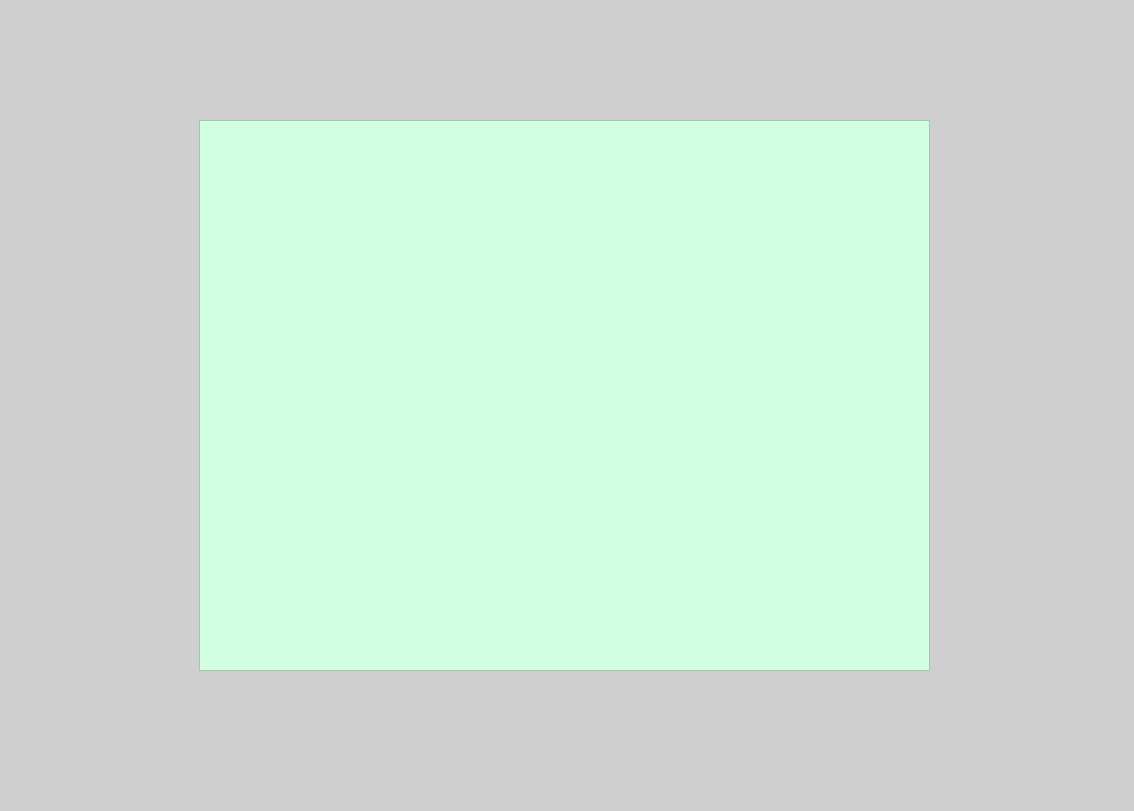
The window that spotify/editsongwindow.ui (MobinaB21/Music-Player) describes before a commit, drawn with Qt 5.
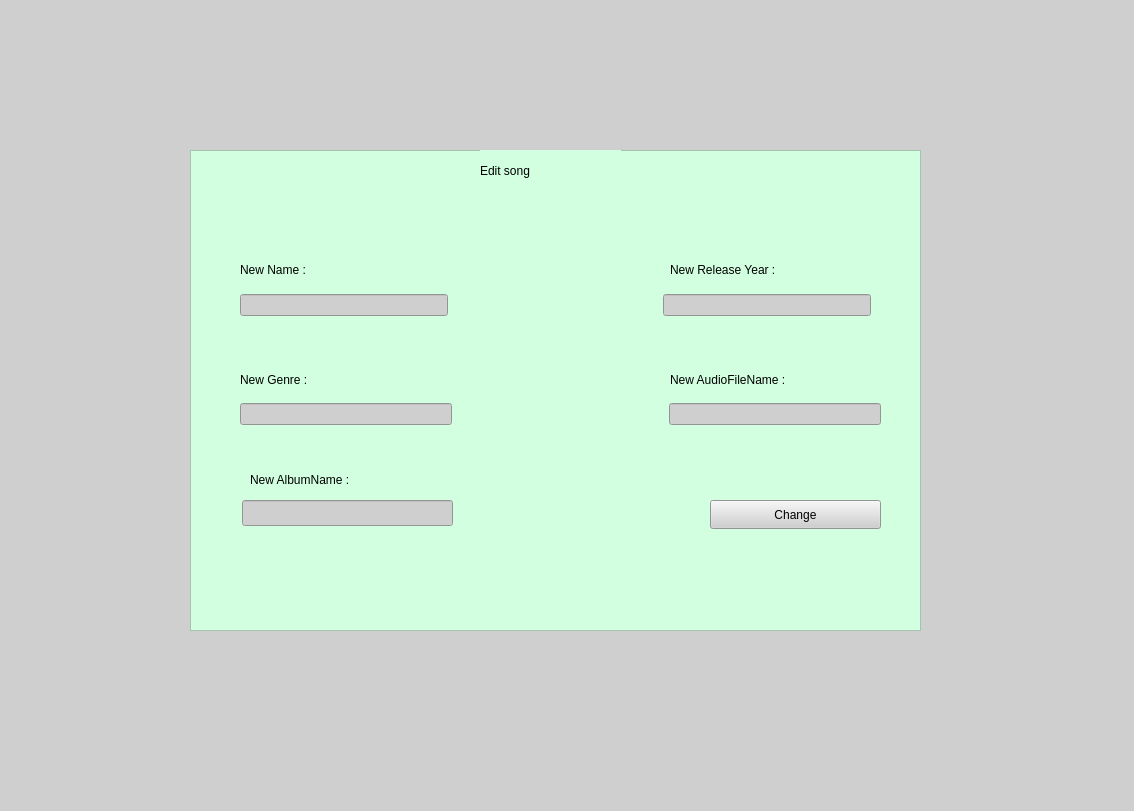
The same window after the commit.

What changed in the file:
```diff
--- a/spotify/editsongwindow.ui
+++ b/spotify/editsongwindow.ui
@@ -19,10 +19,10 @@
   <widget class="QFrame" name="frame">
    <property name="geometry">
     <rect>
-     <x>199</x>
-     <y>120</y>
+     <x>190</x>
+     <y>150</y>
      <width>731</width>
-     <height>551</height>
+     <height>481</height>
     </rect>
    </property>
    <property name="styleSheet">
@@ -34,6 +34,210 @@
    <property name="frameShadow">
     <enum>QFrame::Shadow::Raised</enum>
    </property>
+   <widget class="QLabel" name="label">
+    <property name="geometry">
+     <rect>
+      <x>290</x>
+      <y>0</y>
+      <width>141</width>
+      <height>41</height>
+     </rect>
+    </property>
+    <property name="styleSheet">
+     <string notr="true">font: 700 italic 18pt &quot;Segoe UI&quot;;</string>
+    </property>
+    <property name="text">
+     <string>Edit song </string>
+    </property>
+   </widget>
+   <widget class="QWidget" name="horizontalLayoutWidget">
+    <property name="geometry">
+     <rect>
+      <x>50</x>
+      <y>140</y>
+      <width>631</width>
+      <height>31</height>
+     </rect>
+    </property>
+    <layout class="QHBoxLayout" name="horizontalLayout">
+     <item>
+      <widget class="QLineEdit" name="lineEditName">
+       <property name="styleSheet">
+        <string notr="true">background-color: rgb(207, 207, 207);</string>
+       </property>
+      </widget>
+     </item>
+     <item>
+      <spacer name="horizontalSpacer">
+       <property name="orientation">
+        <enum>Qt::Orientation::Horizontal</enum>
+       </property>
+       <property name="sizeHint" stdset="0">
+        <size>
+         <width>40</width>
+         <height>20</height>
+        </size>
+       </property>
+      </spacer>
+     </item>
+     <item>
+      <widget class="QLineEdit" name="lineEditYear">
+       <property name="styleSheet">
+        <string notr="true">background-color: rgb(207, 207, 207);</string>
+       </property>
+      </widget>
+     </item>
+    </layout>
+   </widget>
+   <widget class="QLabel" name="label_2">
+    <property name="geometry">
+     <rect>
+      <x>50</x>
+      <y>110</y>
+      <width>91</width>
+      <height>20</height>
+     </rect>
+    </property>
+    <property name="styleSheet">
+     <string notr="true">font: 700 italic 9pt &quot;Segoe UI&quot;;</string>
+    </property>
+    <property name="text">
+     <string>New Name :</string>
+    </property>
+   </widget>
+   <widget class="QLabel" name="label_3">
+    <property name="geometry">
+     <rect>
+      <x>480</x>
+      <y>110</y>
+      <width>131</width>
+      <height>20</height>
+     </rect>
+    </property>
+    <property name="styleSheet">
+     <string notr="true">font: 700 italic 9pt &quot;Segoe UI&quot;;</string>
+    </property>
+    <property name="text">
+     <string>New Release Year :</string>
+    </property>
+   </widget>
+   <widget class="QWidget" name="horizontalLayoutWidget_2">
+    <property name="geometry">
+     <rect>
+      <x>50</x>
+      <y>249</y>
+      <width>641</width>
+      <height>31</height>
+     </rect>
+    </property>
+    <layout class="QHBoxLayout" name="horizontalLayout_2">
+     <item>
+      <widget class="QLineEdit" name="lineEditGenre">
+       <property name="styleSheet">
+        <string notr="true">background-color: rgb(207, 207, 207);</string>
+       </property>
+      </widget>
+     </item>
+     <item>
+      <spacer name="horizontalSpacer_2">
+       <property name="orientation">
+        <enum>Qt::Orientation::Horizontal</enum>
+       </property>
+       <property name="sizeHint" stdset="0">
+        <size>
+         <width>40</width>
+         <height>20</height>
+        </size>
+       </property>
+      </spacer>
+     </item>
+     <item>
+      <widget class="QLineEdit" name="lineEditAudio">
+       <property name="styleSheet">
+        <string notr="true">background-color: rgb(207, 207, 207);</string>
+       </property>
+      </widget>
+     </item>
+    </layout>
+   </widget>
+   <widget class="QLabel" name="label_4">
+    <property name="geometry">
+     <rect>
+      <x>50</x>
+      <y>220</y>
+      <width>91</width>
+      <height>20</height>
+     </rect>
+    </property>
+    <property name="styleSheet">
+     <string notr="true">font: 700 italic 9pt &quot;Segoe UI&quot;;</string>
+    </property>
+    <property name="text">
+     <string>New Genre :</string>
+    </property>
+   </widget>
+   <widget class="QLabel" name="label_5">
+    <property name="geometry">
+     <rect>
+      <x>480</x>
+      <y>220</y>
+      <width>171</width>
+      <height>20</height>
+     </rect>
+    </property>
+    <property name="styleSheet">
+     <string notr="true">font: 700 italic 9pt &quot;Segoe UI&quot;;</string>
+    </property>
+    <property name="text">
+     <string>New AudioFileName :</string>
+    </property>
+   </widget>
+   <widget class="QLineEdit" name="lineEditAlbumName">
+    <property name="geometry">
+     <rect>
+      <x>52</x>
+      <y>350</y>
+      <width>211</width>
+      <height>26</height>
+     </rect>
+    </property>
+    <property name="styleSheet">
+     <string notr="true">background-color: rgb(207, 207, 207);</string>
+    </property>
+   </widget>
+   <widget class="QLabel" name="label_6">
+    <property name="geometry">
+     <rect>
+      <x>60</x>
+      <y>320</y>
+      <width>141</width>
+      <height>20</height>
+     </rect>
+    </property>
+    <property name="styleSheet">
+     <string notr="true">font: 700 italic 9pt &quot;Segoe UI&quot;;</string>
+    </property>
+    <property name="text">
+     <string>New AlbumName :</string>
+    </property>
+   </widget>
+   <widget class="QPushButton" name="pushButton">
+    <property name="geometry">
+     <rect>
+      <x>520</x>
+      <y>350</y>
+      <width>171</width>
+      <height>29</height>
+     </rect>
+    </property>
+    <property name="styleSheet">
+     <string notr="true">font: 700 italic 9pt &quot;Segoe UI&quot;;
+background-color: rgb(207, 207, 207);</string>
+    </property>
+    <property name="text">
+     <string>Change</string>
+    </property>
+   </widget>
   </widget>
  </widget>
  <resources/>
```
